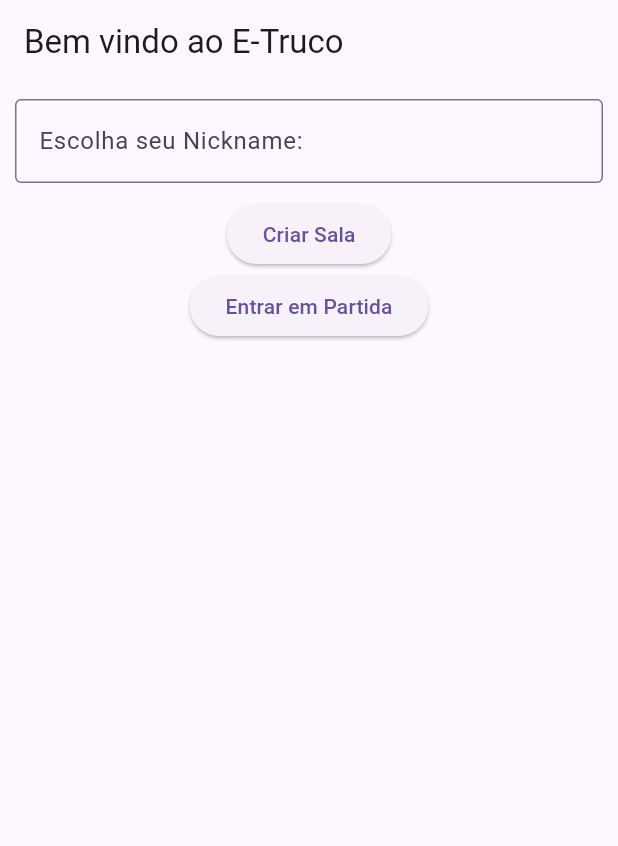
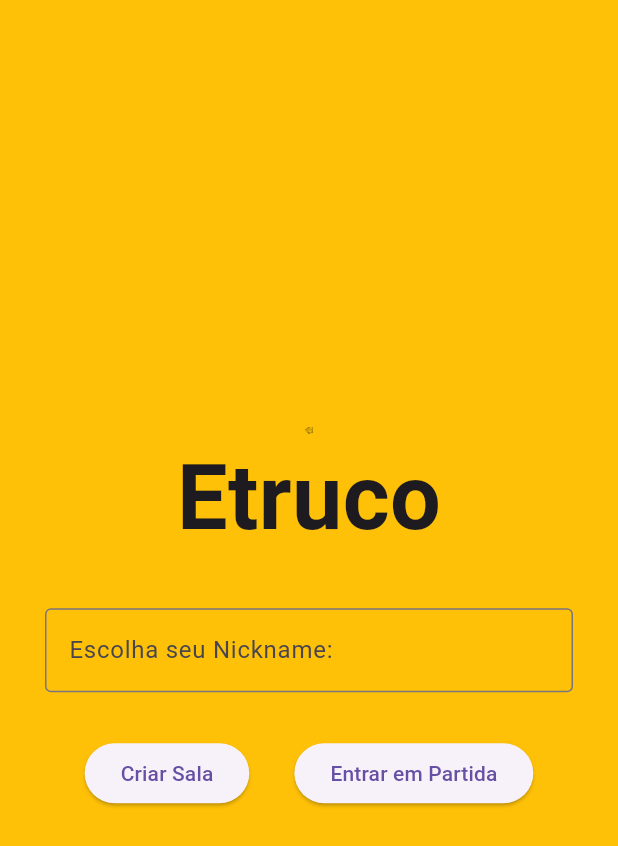
Before and after one commit to E-truco/frontend, a Flutter app: the screen it shows after launch, on a phone screen of 412 x 824 dp. Shown: the top 846 px of the screen. Run offline on Flutter 3.47's test engine with Material 3 defaults, Android fonts, the phone set to English and light mode, and no system bars.

Commit message:
Adicionei um assets

```diff
--- a/front_etruco/lib/pages/login_screen.dart
+++ b/front_etruco/lib/pages/login_screen.dart
@@ -1,4 +1,5 @@
 import 'package:flutter/material.dart';
+import 'package:flutter/widgets.dart';
 
 class LoginScreen extends StatelessWidget {
   const LoginScreen({super.key});
@@ -6,28 +7,37 @@ class LoginScreen extends StatelessWidget {
   @override
   Widget build(BuildContext context) {
     return Scaffold(
-      appBar: AppBar(
-        title: const Text('Bem vindo ao E-Truco'),
-      ),
+      backgroundColor: Colors.amber,
       body: Padding(
-        padding: const EdgeInsets.all(10),
+        padding: const EdgeInsets.all(30),
         child: Column(
+          mainAxisAlignment: MainAxisAlignment.center,
           children: <Widget>[
+            Image.asset('lib/imagens/icon_cards.png', width: 5, height: 5),
+            const Text('Etruco',
+                style: TextStyle(fontSize: 60, fontWeight: FontWeight.bold)),
+            const SizedBox(height: 30),
             const TextField(
               decoration: InputDecoration(
                 border: OutlineInputBorder(),
                 labelText: 'Escolha seu Nickname:',
               ),
             ),
-            const SizedBox(height: 10),
+            const SizedBox(height: 30),
+            Row(
+              mainAxisAlignment: MainAxisAlignment.center,
+              children: [
                 ElevatedButton(
                   child: const Text('Criar Sala'),
                   onPressed: () {},
                 ),
+                const SizedBox(width: 30),
                 ElevatedButton(
                   child: const Text('Entrar em Partida'),
                   onPressed: () {},
                 ),
+              ],
+            )
           ],
         ),
       ),
--- a/front_etruco/pubspec.yaml
+++ b/front_etruco/pubspec.yaml
@@ -17,3 +17,5 @@ dev_dependencies:
 
 flutter:
   uses-material-design: true
+  assets:
+    - lib/imagens/icon_cards.png
```
Also changed, not shown: front_etruco/lib/imagens/icon_cards.png (added), front_etruco/pubspec.lock. Lines whose indentation alone changed are shown as unchanged.
